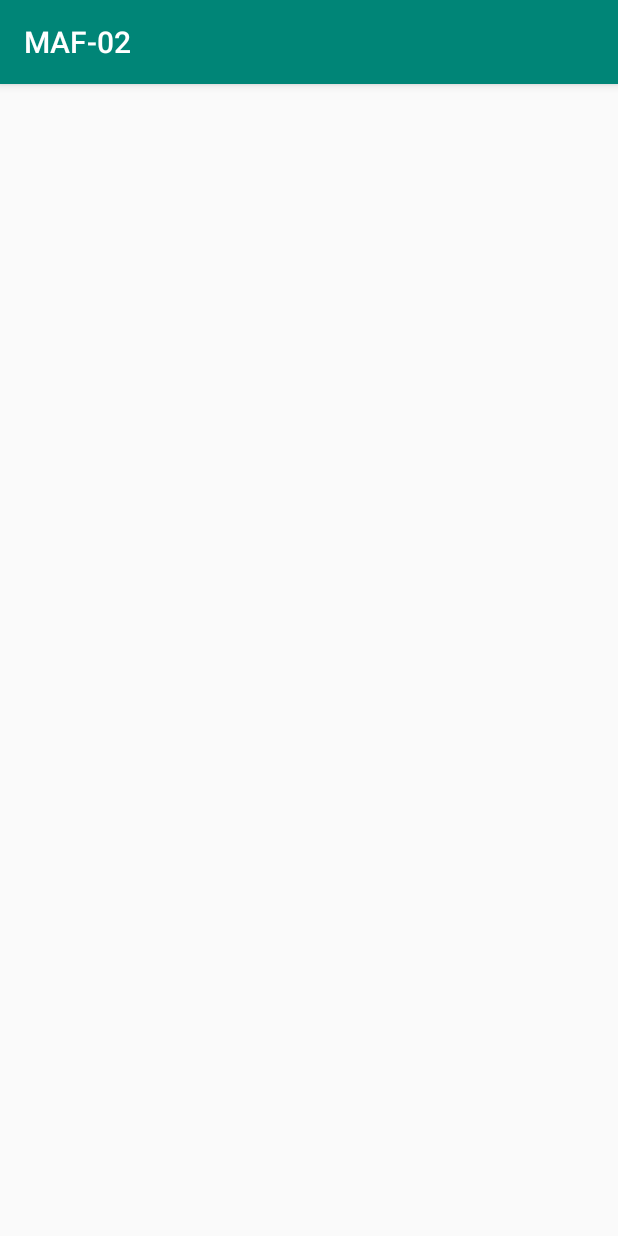
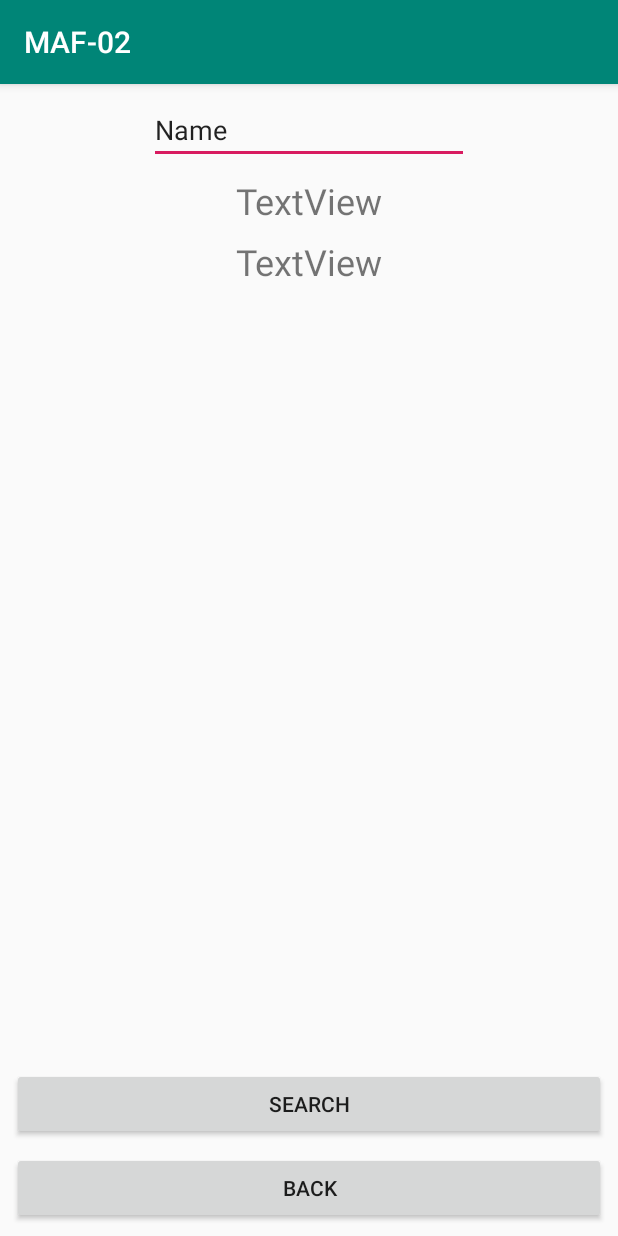
Before and after one commit to ZooLeeCoding/2019MobilAlkfejl-Week07a, an Android app: the BookActivity screen opened directly, with no data from a screen before it, on a phone screen of 412 x 824 dp. Run offline under Robolectric (Android 15) with nearby library versions, the phone set to English and light mode, and no system bars.

Commit message:
BookActivity layout done

```diff
--- a/app/src/main/java/hu/szte/mobilalk/maf_02/BookActivity.java
+++ b/app/src/main/java/hu/szte/mobilalk/maf_02/BookActivity.java
@@ -1,13 +1,34 @@
 package hu.szte.mobilalk.maf_02;
 
+import android.support.annotation.NonNull;
+import android.support.annotation.Nullable;
+import android.support.v4.app.LoaderManager;
+import android.support.v4.content.Loader;
 import android.support.v7.app.AppCompatActivity;
 import android.os.Bundle;
 
-public class BookActivity extends AppCompatActivity {
+public class BookActivity extends AppCompatActivity
+        implements LoaderManager.LoaderCallbacks<String>{
 
     @Override
     protected void onCreate(Bundle savedInstanceState) {
         super.onCreate(savedInstanceState);
         setContentView(R.layout.activity_book);
     }
+
+    @NonNull
+    @Override
+    public Loader<String> onCreateLoader(int i, @Nullable Bundle bundle) {
+        return null;
+    }
+
+    @Override
+    public void onLoadFinished(@NonNull Loader<String> loader, String s) {
+
+    }
+
+    @Override
+    public void onLoaderReset(@NonNull Loader<String> loader) {
+
+    }
 }
--- a/app/src/main/java/hu/szte/mobilalk/maf_02/MainActivity.java
+++ b/app/src/main/java/hu/szte/mobilalk/maf_02/MainActivity.java
@@ -70,6 +70,8 @@ public class MainActivity extends AppCompatActivity
             //new SleeperTask(this.helloView).execute();
             getSupportLoaderManager().restartLoader(0, null,
                     this);
+        } else if(id == R.id.item_book) {
+            launchBookSearch();
         }
 
         return super.onOptionsItemSelected(item);
--- a/app/src/main/res/layout/activity_book.xml
+++ b/app/src/main/res/layout/activity_book.xml
@@ -6,4 +6,77 @@
     android:layout_height="match_parent"
     tools:context=".BookActivity">
 
+    <EditText
+        android:id="@+id/bookInput"
+        android:layout_width="wrap_content"
+        android:layout_height="wrap_content"
+        android:layout_marginStart="8dp"
+        android:layout_marginLeft="8dp"
+        android:layout_marginTop="8dp"
+        android:layout_marginEnd="8dp"
+        android:layout_marginRight="8dp"
+        android:ems="10"
+        android:inputType="textPersonName"
+        android:text="Name"
+        app:layout_constraintEnd_toEndOf="parent"
+        app:layout_constraintStart_toStartOf="parent"
+        app:layout_constraintTop_toTopOf="parent" />
+
+    <TextView
+        android:id="@+id/titleText"
+        android:layout_width="wrap_content"
+        android:layout_height="wrap_content"
+        android:layout_marginStart="8dp"
+        android:layout_marginLeft="8dp"
+        android:layout_marginTop="8dp"
+        android:layout_marginEnd="8dp"
+        android:layout_marginRight="8dp"
+        android:text="TextView"
+        android:textSize="24sp"
+        app:layout_constraintEnd_toEndOf="parent"
+        app:layout_constraintStart_toStartOf="parent"
+        app:layout_constraintTop_toBottomOf="@+id/bookInput" />
+
+    <TextView
+        android:id="@+id/authorText"
+        android:layout_width="wrap_content"
+        android:layout_height="wrap_content"
+        android:layout_marginStart="8dp"
+        android:layout_marginLeft="8dp"
+        android:layout_marginTop="8dp"
+        android:layout_marginEnd="8dp"
+        android:layout_marginRight="8dp"
+        android:text="TextView"
+        android:textSize="24sp"
+        app:layout_constraintEnd_toEndOf="parent"
+        app:layout_constraintStart_toStartOf="parent"
+        app:layout_constraintTop_toBottomOf="@+id/titleText" />
+
+    <Button
+        android:id="@+id/button5"
+        android:layout_width="0dp"
+        android:layout_height="wrap_content"
+        android:layout_marginStart="8dp"
+        android:layout_marginLeft="8dp"
+        android:layout_marginEnd="8dp"
+        android:layout_marginRight="8dp"
+        android:layout_marginBottom="8dp"
+        android:text="Back"
+        app:layout_constraintBottom_toBottomOf="parent"
+        app:layout_constraintEnd_toEndOf="parent"
+        app:layout_constraintStart_toStartOf="parent" />
+
+    <Button
+        android:id="@+id/button6"
+        android:layout_width="0dp"
+        android:layout_height="wrap_content"
+        android:layout_marginStart="8dp"
+        android:layout_marginLeft="8dp"
+        android:layout_marginEnd="8dp"
+        android:layout_marginRight="8dp"
+        android:layout_marginBottom="8dp"
+        android:text="Search"
+        app:layout_constraintBottom_toTopOf="@+id/button5"
+        app:layout_constraintEnd_toEndOf="parent"
+        app:layout_constraintStart_toStartOf="parent" />
 </android.support.constraint.ConstraintLayout>
```
